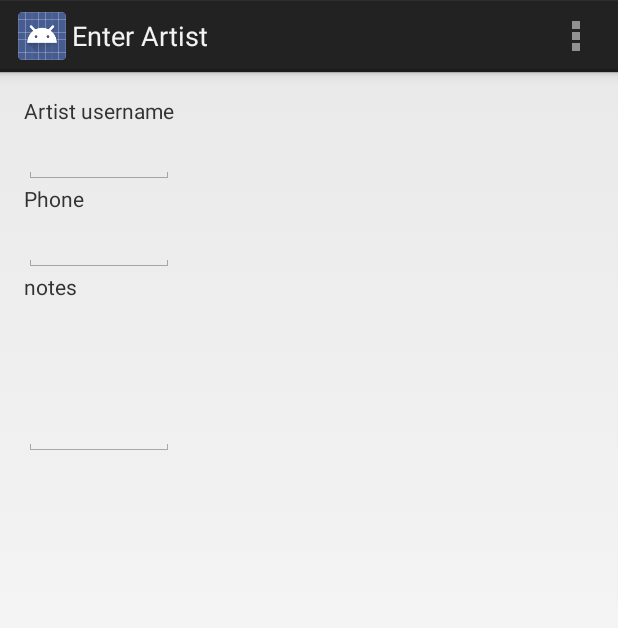
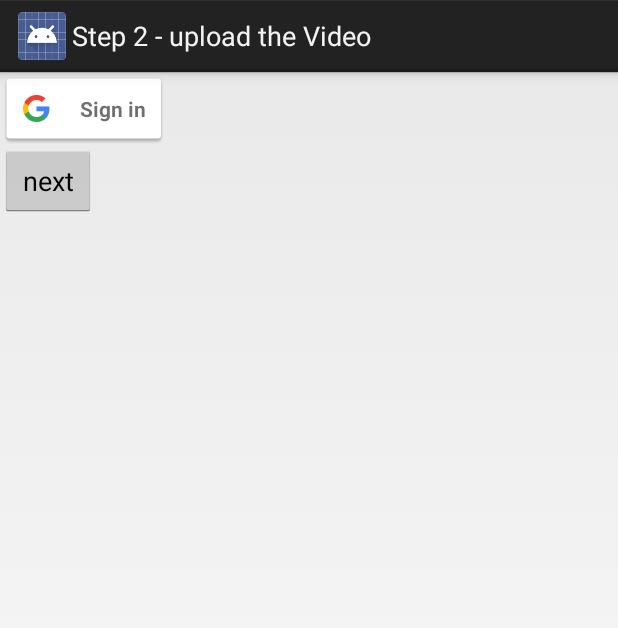
Before and after one commit to AravinthPanch/streemufi, an Android app: the screen it shows after launch (EditDataActivity before the commit, UploadVideoActivity after it), after a tap on "Next", on a phone screen of 412 x 824 dp. Shown: the top 628 px of the screen. Run offline under Robolectric (Android 15) with nearby library versions, the phone set to English and light mode, and no system bars.

Commit message:
initial upload scaffold / g+ sign in integration

```diff
--- a/android/src/main/AndroidManifest.xml
+++ b/android/src/main/AndroidManifest.xml
@@ -5,7 +5,7 @@
     android:versionName="1.0" >
 
     <uses-sdk
-        android:minSdkVersion="7"
+        android:minSdkVersion="8"
         android:targetSdkVersion="16" />
 
     <application
@@ -23,7 +23,7 @@
         </activity>
 
         <activity android:name=".EditDataActivity"/>
-
+        <activity android:name=".UploadVideoActivity"/>
     </application>
 
 </manifest>
--- a/android/src/main/java/org/hack4good/streemufi/EditDataActivity.java
+++ b/android/src/main/java/org/hack4good/streemufi/EditDataActivity.java
@@ -10,7 +10,7 @@ public class EditDataActivity extends Activity {
     protected void onCreate(Bundle savedInstanceState) {
         super.onCreate(savedInstanceState);
         setContentView(R.layout.activity_main);
-        setTitle("Enter Artist");
+        setTitle("Step 3 Artist-Data");
     }
 
     @Override
--- a/android/src/main/java/org/hack4good/streemufi/RecordVideoActivity.java
+++ b/android/src/main/java/org/hack4good/streemufi/RecordVideoActivity.java
@@ -32,7 +32,7 @@ public class RecordVideoActivity extends Activity {
         findViewById(R.id.nextButton).setOnClickListener(new View.OnClickListener() {
             @Override
             public void onClick(View v) {
-                Intent intent = new Intent(RecordVideoActivity.this, EditDataActivity.class);
+                Intent intent = new Intent(RecordVideoActivity.this, UploadVideoActivity.class);
                 startActivity(intent);
             }
         });
@@ -41,10 +41,17 @@ public class RecordVideoActivity extends Activity {
     @Override
     protected void onActivityResult(int requestCode, int resultCode, Intent data) {
         super.onActivityResult(requestCode, resultCode, data);
-        Uri data1 = data.getData();
-        VideoView view= (VideoView) findViewById(R.id.videoView);
-        view.setVideoURI(data1);
-        view.start();
+
+        if (data==null) { // no data - no processing
+            return;
+        }
+
+        if (requestCode==ACTION_TAKE_VIDEO)  {
+            Uri data1 = data.getData();
+            VideoView view= (VideoView) findViewById(R.id.videoView);
+            view.setVideoURI(data1);
+            view.start();
+        }
     }
 
     @Override
--- /dev/null
+++ b/android/src/main/java/org/hack4good/streemufi/UploadVideoActivity.java
@@ -0,0 +1,22 @@
+package org.hack4good.streemufi;
+
+import android.app.Activity;
+import android.content.Intent;
+import android.net.Uri;
+import android.os.Bundle;
+import android.provider.MediaStore;
+import android.view.Menu;
+import android.view.View;
+import android.widget.VideoView;
+
+public class UploadVideoActivity extends Activity {
+
+
+    @Override
+    protected void onCreate(Bundle savedInstanceState) {
+        super.onCreate(savedInstanceState);
+        setTitle("Step 2 - upload the Video");
+        setContentView(R.layout.upload_layout);
+    }
+
+}
--- /dev/null
+++ b/android/src/main/res/layout/upload_layout.xml
@@ -0,0 +1,19 @@
+<?xml version="1.0" encoding="utf-8"?>
+
+<LinearLayout xmlns:android="http://schemas.android.com/apk/res/android"
+    android:orientation="vertical" android:layout_width="match_parent"
+    android:layout_height="match_parent">
+
+
+    <com.google.android.gms.common.SignInButton
+        android:id="@+id/sign_in_button"
+        android:layout_width="wrap_content"
+        android:layout_height="wrap_content" />
+
+    <Button
+        android:text="next"
+        android:id="@+id/nextButton"
+        android:layout_width="wrap_content"
+        android:layout_height="wrap_content" />
+
+</LinearLayout>
```
Also changed, not shown: android/build.gradle (+4 -3 lines), android/src/main/java/org/hack4good/streemufi/UploadService.java (added, +11 -0 lines).
